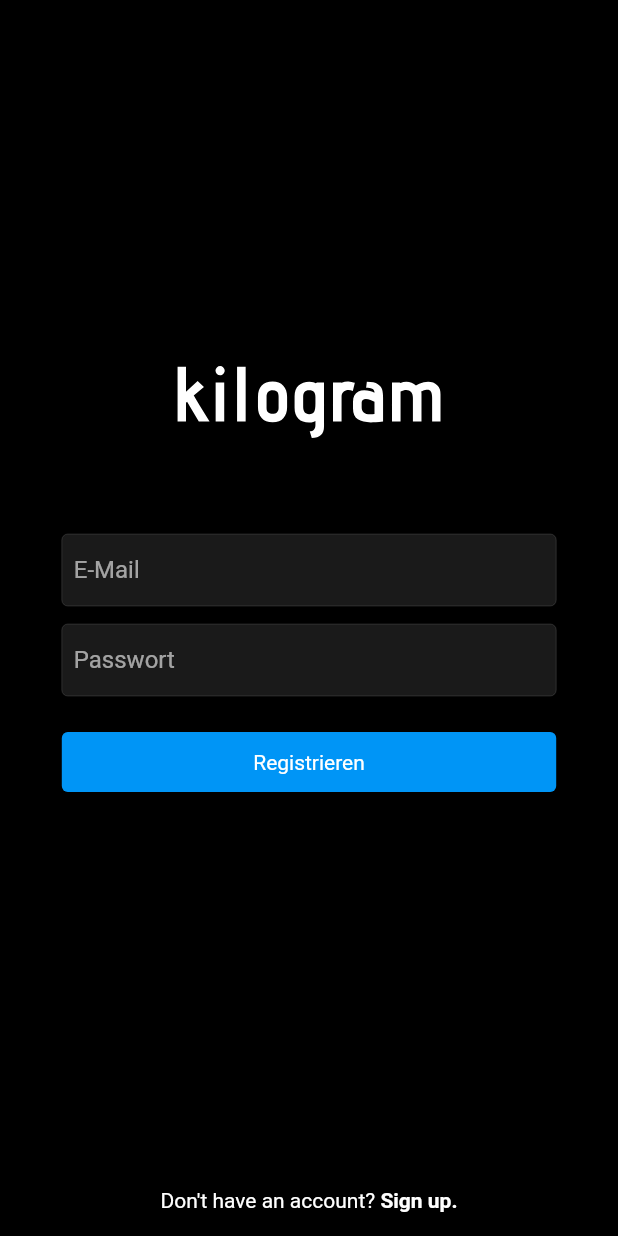
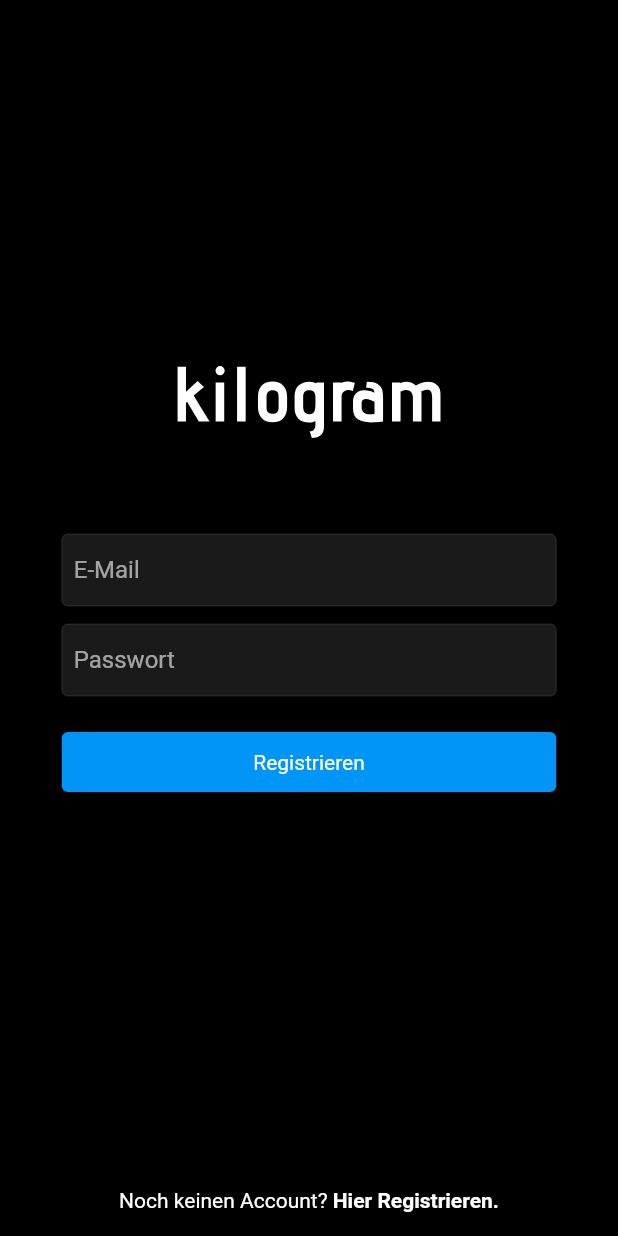
Before and after one commit to NightmindOfficial/kilogram, a Flutter app: the screen it shows after launch, on a phone screen of 412 x 824 dp. Run offline on Flutter 3.47's test engine with Material 2 defaults, Android fonts, the light colour scheme and no system bars; our stand-ins replace cloud_firestore, firebase_auth, firebase_core, firebase_storage, flutter_svg, image_picker; accounts and stored records are empty.

Commit message:
German Only

```diff
--- a/lib/screens/login_screen.dart
+++ b/lib/screens/login_screen.dart
@@ -126,14 +126,14 @@ class _LoginScreenState extends State<LoginScreen> {
                 mainAxisAlignment: MainAxisAlignment.center,
                 children: [
                   Container(
-                    child: const Text("Don't have an account? "),
+                    child: const Text("Noch keinen Account? "),
                     padding: const EdgeInsets.symmetric(vertical: 8.0),
                   ),
                   GestureDetector(
                     onTap: () {},
                     child: Container(
                       child: const Text(
-                        "Sign up.",
+                        "Hier Registrieren.",
                         style: TextStyle(
                           fontWeight: FontWeight.bold,
                         ),
--- a/lib/screens/signup_screen.dart
+++ b/lib/screens/signup_screen.dart
@@ -200,14 +200,14 @@ class _SignupScreenState extends State<SignupScreen> {
                 mainAxisAlignment: MainAxisAlignment.center,
                 children: [
                   Container(
-                    child: const Text("Already have an account? "),
+                    child: const Text("Du hast einen Account? "),
                     padding: const EdgeInsets.symmetric(vertical: 8.0),
                   ),
                   GestureDetector(
                     onTap: () {},
                     child: Container(
                       child: const Text(
-                        "Log in.",
+                        "Hier einloggen.",
                         style: TextStyle(
                           fontWeight: FontWeight.bold,
                         ),
```
